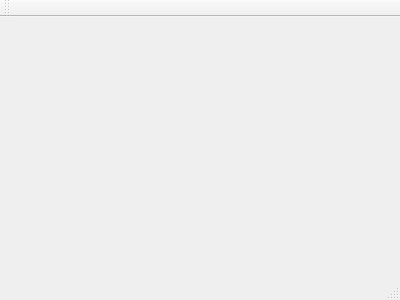
First picture: the form in server/mainwindow.ui, repository GeminiBuddies/OOPLRS, before the edit.
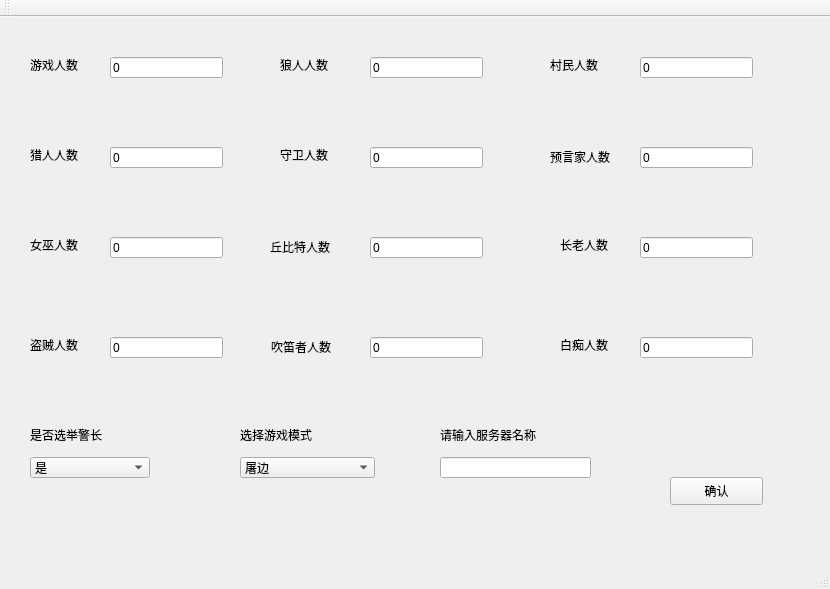
Second picture: the form after the edit.

```diff
--- a/server/mainwindow.ui
+++ b/server/mainwindow.ui
@@ -1,24 +1,469 @@
 <ui version="4.0">
  <class>MainWindow</class>
- <widget class="QMainWindow" name="MainWindow" >
-  <property name="geometry" >
+ <widget class="QMainWindow" name="MainWindow">
+  <property name="geometry">
    <rect>
     <x>0</x>
     <y>0</y>
-    <width>400</width>
-    <height>300</height>
+    <width>830</width>
+    <height>589</height>
    </rect>
   </property>
   <property name="windowTitle" >
    <string>MainWindow</string>
   </property>
-  <widget class="QMenuBar" name="menuBar" />
-  <widget class="QToolBar" name="mainToolBar" />
-  <widget class="QWidget" name="centralWidget" />
-  <widget class="QStatusBar" name="statusBar" />
+  <widget class="QWidget" name="centralWidget">
+   <widget class="QPushButton" name="pushButton">
+    <property name="geometry">
+     <rect>
+      <x>670</x>
+      <y>460</y>
+      <width>93</width>
+      <height>28</height>
+     </rect>
+    </property>
+    <property name="text">
+     <string>确认</string>
+    </property>
+   </widget>
+   <widget class="QLabel" name="label">
+    <property name="geometry">
+     <rect>
+      <x>550</x>
+      <y>40</y>
+      <width>72</width>
+      <height>15</height>
+     </rect>
+    </property>
+    <property name="text">
+     <string>村民人数</string>
+    </property>
+   </widget>
+   <widget class="QLineEdit" name="townsfolk">
+    <property name="geometry">
+     <rect>
+      <x>640</x>
+      <y>40</y>
+      <width>113</width>
+      <height>21</height>
+     </rect>
+    </property>
+    <property name="text">
+     <string>0</string>
+    </property>
+   </widget>
+   <widget class="QLabel" name="label_2">
+    <property name="geometry">
+     <rect>
+      <x>280</x>
+      <y>40</y>
+      <width>72</width>
+      <height>15</height>
+     </rect>
+    </property>
+    <property name="text">
+     <string>狼人人数</string>
+    </property>
+   </widget>
+   <widget class="QLineEdit" name="wolf">
+    <property name="geometry">
+     <rect>
+      <x>370</x>
+      <y>40</y>
+      <width>113</width>
+      <height>21</height>
+     </rect>
+    </property>
+    <property name="text">
+     <string>0</string>
+    </property>
+   </widget>
+   <widget class="QLabel" name="label_3">
+    <property name="geometry">
+     <rect>
+      <x>30</x>
+      <y>220</y>
+      <width>72</width>
+      <height>15</height>
+     </rect>
+    </property>
+    <property name="text">
+     <string>女巫人数</string>
+    </property>
+   </widget>
+   <widget class="QLineEdit" name="witch">
+    <property name="geometry">
+     <rect>
+      <x>110</x>
+      <y>220</y>
+      <width>113</width>
+      <height>21</height>
+     </rect>
+    </property>
+    <property name="text">
+     <string>0</string>
+    </property>
+   </widget>
+   <widget class="QLabel" name="label_4">
+    <property name="geometry">
+     <rect>
+      <x>30</x>
+      <y>130</y>
+      <width>72</width>
+      <height>15</height>
+     </rect>
+    </property>
+    <property name="text">
+     <string>猎人人数</string>
+    </property>
+   </widget>
+   <widget class="QLineEdit" name="hunter">
+    <property name="geometry">
+     <rect>
+      <x>110</x>
+      <y>130</y>
+      <width>113</width>
+      <height>21</height>
+     </rect>
+    </property>
+    <property name="text">
+     <string>0</string>
+    </property>
+   </widget>
+   <widget class="QLabel" name="label_5">
+    <property name="geometry">
+     <rect>
+      <x>280</x>
+      <y>130</y>
+      <width>72</width>
+      <height>15</height>
+     </rect>
+    </property>
+    <property name="text">
+     <string>守卫人数</string>
+    </property>
+   </widget>
+   <widget class="QLineEdit" name="savior">
+    <property name="geometry">
+     <rect>
+      <x>370</x>
+      <y>130</y>
+      <width>113</width>
+      <height>21</height>
+     </rect>
+    </property>
+    <property name="text">
+     <string>0</string>
+    </property>
+   </widget>
+   <widget class="QLabel" name="label_6">
+    <property name="geometry">
+     <rect>
+      <x>550</x>
+      <y>130</y>
+      <width>81</width>
+      <height>20</height>
+     </rect>
+    </property>
+    <property name="text">
+     <string>预言家人数</string>
+    </property>
+   </widget>
+   <widget class="QLineEdit" name="serr">
+    <property name="geometry">
+     <rect>
+      <x>640</x>
+      <y>130</y>
+      <width>113</width>
+      <height>21</height>
+     </rect>
+    </property>
+    <property name="text">
+     <string>0</string>
+    </property>
+   </widget>
+   <widget class="QLabel" name="label_7">
+    <property name="geometry">
+     <rect>
+      <x>270</x>
+      <y>220</y>
+      <width>81</width>
+      <height>20</height>
+     </rect>
+    </property>
+    <property name="text">
+     <string>丘比特人数</string>
+    </property>
+   </widget>
+   <widget class="QLineEdit" name="cupid">
+    <property name="geometry">
+     <rect>
+      <x>370</x>
+      <y>220</y>
+      <width>113</width>
+      <height>21</height>
+     </rect>
+    </property>
+    <property name="text">
+     <string>0</string>
+    </property>
+   </widget>
+   <widget class="QLabel" name="label_8">
+    <property name="geometry">
+     <rect>
+      <x>560</x>
+      <y>320</y>
+      <width>72</width>
+      <height>15</height>
+     </rect>
+    </property>
+    <property name="text">
+     <string>白痴人数</string>
+    </property>
+   </widget>
+   <widget class="QLineEdit" name="idiot">
+    <property name="geometry">
+     <rect>
+      <x>640</x>
+      <y>320</y>
+      <width>113</width>
+      <height>21</height>
+     </rect>
+    </property>
+    <property name="text">
+     <string>0</string>
+    </property>
+   </widget>
+   <widget class="QLabel" name="label_9">
+    <property name="geometry">
+     <rect>
+      <x>560</x>
+      <y>220</y>
+      <width>72</width>
+      <height>15</height>
+     </rect>
+    </property>
+    <property name="text">
+     <string>长老人数</string>
+    </property>
+   </widget>
+   <widget class="QLineEdit" name="ancient">
+    <property name="geometry">
+     <rect>
+      <x>640</x>
+      <y>220</y>
+      <width>113</width>
+      <height>21</height>
+     </rect>
+    </property>
+    <property name="text">
+     <string>0</string>
+    </property>
+   </widget>
+   <widget class="QLabel" name="label_10">
+    <property name="geometry">
+     <rect>
+      <x>30</x>
+      <y>320</y>
+      <width>72</width>
+      <height>15</height>
+     </rect>
+    </property>
+    <property name="text">
+     <string>盗贼人数</string>
+    </property>
+   </widget>
+   <widget class="QLineEdit" name="theif">
+    <property name="geometry">
+     <rect>
+      <x>110</x>
+      <y>320</y>
+      <width>113</width>
+      <height>21</height>
+     </rect>
+    </property>
+    <property name="text">
+     <string>0</string>
+    </property>
+   </widget>
+   <widget class="QLabel" name="label_11">
+    <property name="geometry">
+     <rect>
+      <x>271</x>
+      <y>320</y>
+      <width>81</width>
+      <height>20</height>
+     </rect>
+    </property>
+    <property name="text">
+     <string>吹笛者人数</string>
+    </property>
+   </widget>
+   <widget class="QLineEdit" name="piedPiper">
+    <property name="geometry">
+     <rect>
+      <x>370</x>
+      <y>320</y>
+      <width>113</width>
+      <height>21</height>
+     </rect>
+    </property>
+    <property name="text">
+     <string>0</string>
+    </property>
+   </widget>
+   <widget class="QLabel" name="label_12">
+    <property name="geometry">
+     <rect>
+      <x>30</x>
+      <y>40</y>
+      <width>72</width>
+      <height>15</height>
+     </rect>
+    </property>
+    <property name="text">
+     <string>游戏人数</string>
+    </property>
+   </widget>
+   <widget class="QLineEdit" name="playernum">
+    <property name="geometry">
+     <rect>
+      <x>110</x>
+      <y>40</y>
+      <width>113</width>
+      <height>21</height>
+     </rect>
+    </property>
+    <property name="text">
+     <string>0</string>
+    </property>
+   </widget>
+   <widget class="QComboBox" name="model">
+    <property name="geometry">
+     <rect>
+      <x>240</x>
+      <y>440</y>
+      <width>135</width>
+      <height>21</height>
+     </rect>
+    </property>
+    <item>
+     <property name="text">
+      <string>屠边</string>
+     </property>
+    </item>
+    <item>
+     <property name="text">
+      <string>屠城</string>
+     </property>
+    </item>
+    <item>
+     <property name="text">
+      <string/>
+     </property>
+    </item>
+   </widget>
+   <widget class="QComboBox" name="sheriffselection">
+    <property name="geometry">
+     <rect>
+      <x>30</x>
+      <y>440</y>
+      <width>120</width>
+      <height>21</height>
+     </rect>
+    </property>
+    <item>
+     <property name="text">
+      <string notr="true">是</string>
+     </property>
+    </item>
+    <item>
+     <property name="text">
+      <string>否</string>
+     </property>
+    </item>
+    <item>
+     <property name="text">
+      <string/>
+     </property>
+    </item>
+    <item>
+     <property name="text">
+      <string/>
+     </property>
+    </item>
+   </widget>
+   <widget class="QLabel" name="label_13">
+    <property name="geometry">
+     <rect>
+      <x>30</x>
+      <y>410</y>
+      <width>111</width>
+      <height>16</height>
+     </rect>
+    </property>
+    <property name="text">
+     <string>是否选举警长</string>
+    </property>
+   </widget>
+   <widget class="QLabel" name="label_14">
+    <property name="geometry">
+     <rect>
+      <x>240</x>
+      <y>410</y>
+      <width>111</width>
+      <height>16</height>
+     </rect>
+    </property>
+    <property name="text">
+     <string>选择游戏模式</string>
+    </property>
+   </widget>
+   <widget class="QLabel" name="label_15">
+    <property name="geometry">
+     <rect>
+      <x>440</x>
+      <y>410</y>
+      <width>131</width>
+      <height>16</height>
+     </rect>
+    </property>
+    <property name="text">
+     <string>请输入服务器名称</string>
+    </property>
+   </widget>
+   <widget class="QLineEdit" name="servername">
+    <property name="geometry">
+     <rect>
+      <x>440</x>
+      <y>440</y>
+      <width>151</width>
+      <height>21</height>
+     </rect>
+    </property>
+   </widget>
+  </widget>
+  <widget class="QMenuBar" name="menuBar">
+   <property name="geometry">
+    <rect>
+     <x>0</x>
+     <y>0</y>
+     <width>830</width>
+     <height>26</height>
+    </rect>
+   </property>
+  </widget>
+  <widget class="QToolBar" name="mainToolBar">
+   <attribute name="toolBarArea">
+    <enum>TopToolBarArea</enum>
+   </attribute>
+   <attribute name="toolBarBreak">
+    <bool>false</bool>
+   </attribute>
+  </widget>
+  <widget class="QStatusBar" name="statusBar"/>
  </widget>
- <layoutDefault spacing="6" margin="11" />
- <pixmapfunction></pixmapfunction>
+ <layoutdefault spacing="6" margin="11"/>
  <resources/>
  <connections/>
 </ui>
```
Left out of the diff: 3 changed lines with no effect on the pictures.
